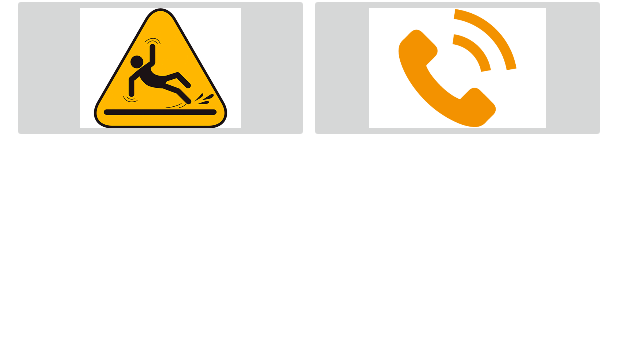
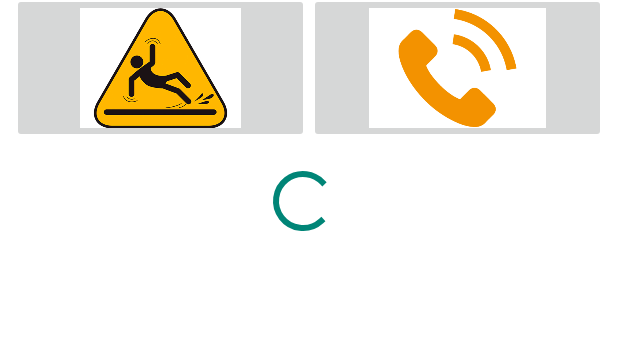
Before and after one commit to desarrollandoapps/BotonPanicoUrgenciasTolima, an Android app: the layout activity_main.xml on its own in the app's theme, with its tools: preview values and no code run, on a phone screen of 412 x 824 dp. Shown: the part 423-784 px from the top of the screen. Run offline under Robolectric (Android 15) with nearby library versions, the phone set to English and light mode, and no system bars.

Commit message:
Selección de tipo de emergencia, barra de progreso

```diff
--- a/app/src/main/res/layout/activity_main.xml
+++ b/app/src/main/res/layout/activity_main.xml
@@ -149,4 +149,17 @@
         app:layout_constraintTop_toBottomOf="@+id/linearLayout4"
         app:srcCompat="@drawable/btn_panico" />
 
+    <ProgressBar
+        android:id="@+id/progressBar"
+        style="?android:attr/progressBarStyle"
+        android:layout_width="wrap_content"
+        android:layout_height="wrap_content"
+        android:layout_marginTop="8dp"
+        android:layout_marginEnd="8dp"
+        android:layout_marginBottom="8dp"
+        app:layout_constraintBottom_toBottomOf="parent"
+        app:layout_constraintEnd_toEndOf="parent"
+        app:layout_constraintStart_toStartOf="parent"
+        app:layout_constraintTop_toTopOf="@+id/linearLayout" />
+
 </android.support.constraint.ConstraintLayout>
```
Also changed, not shown: app/src/main/java/com/desarrollandoapps/botonpanicourgenciastolima/MainActivity.java (+37 -17 lines).
